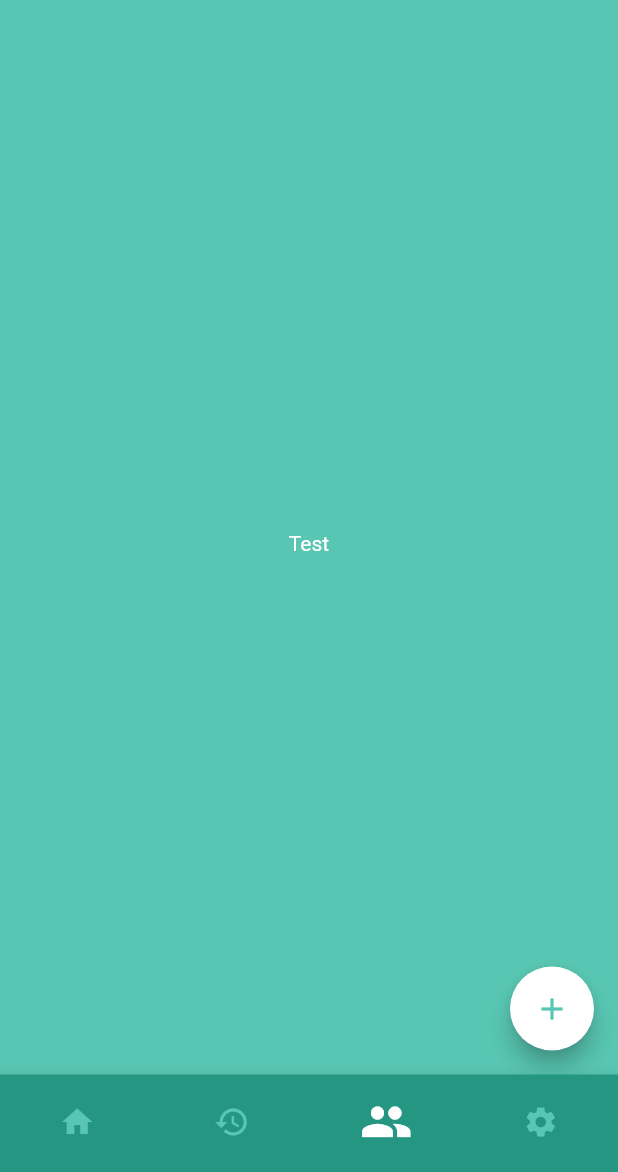
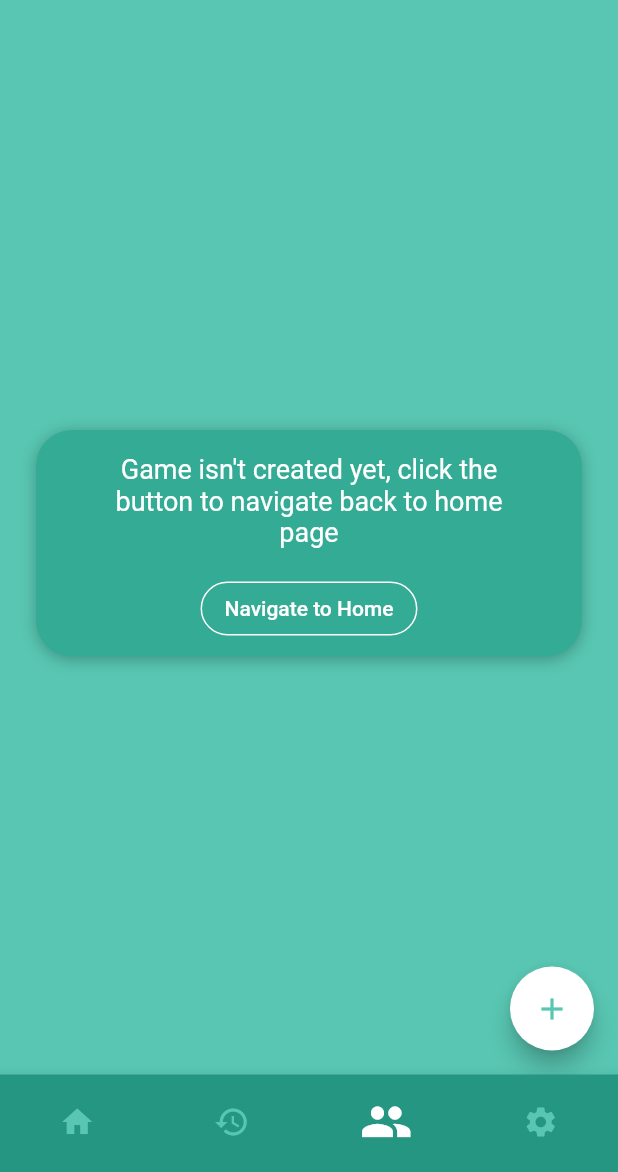
Before and after one commit to MarinJuricev/games_counter, a Flutter app: the screen it shows after launch, item 3 of the bottom bar chosen, on a phone screen of 412 x 824 dp, the part 64-1236 px from its top. Run offline on Flutter 3.47's test engine with Material 2 defaults, Android fonts, the phone set to English and light mode, and no system bars; our stand-ins replace bloc, dartz, equatable, flutter_bloc, get_it.

Commit message:
Refactors add_player_bloc to take in game_bloc and observe it's state so it can dispatch events depending on game_bloc state, adds bloc_test for easier bloc testing and refactors most of the bloc test suite

```diff
--- a/lib/main.dart
+++ b/lib/main.dart
@@ -3,7 +3,6 @@ import 'package:flutter/services.dart';
 import 'package:flutter_bloc/flutter_bloc.dart';
 
 import 'di.dart' as di;
-import 'di.dart';
 import 'presentation/bloc/game/game_bloc.dart';
 import 'presentation/pages/home_bottom_navigation_route.dart';
 
@@ -30,7 +29,7 @@ class MyApp extends StatelessWidget {
         errorColor: const Color(0xff00FFF0),
       ),
       home: BlocProvider(
-        create: (context) => sl<GameBloc>(),
+        create: (context) => di.sl<GameBloc>(),
         child: HomeBottomNavRoute()),
     );
   }
--- a/lib/presentation/bloc/add_player/add_player_event.dart
+++ b/lib/presentation/bloc/add_player/add_player_event.dart
@@ -4,17 +4,17 @@ abstract class AddPlayerEvent extends Equatable {
   const AddPlayerEvent();
 }
 
-class InitiatePlayerCreationEvent extends AddPlayerEvent{
+class InitiatePlayerCreationEvent extends AddPlayerEvent {
   @override
   List<Object> get props => [];
 }
 
-class CreatePlayerEvent extends AddPlayerEvent {
+class PlayerCreatedEvent extends AddPlayerEvent {
   final String playerName;
   final String points;
   final String bonusPoints;
 
-  CreatePlayerEvent({
+  PlayerCreatedEvent({
     @required this.playerName,
     @required this.points,
     @required this.bonusPoints,
@@ -23,3 +23,8 @@ class CreatePlayerEvent extends AddPlayerEvent {
   @override
   List<Object> get props => [playerName, points, bonusPoints];
 }
+
+class GameNotCreatedEvent extends AddPlayerEvent {
+  @override
+  List<Object> get props => [];
+}
--- a/lib/presentation/bloc/add_player/add_player_state.dart
+++ b/lib/presentation/bloc/add_player/add_player_state.dart
@@ -7,19 +7,19 @@ abstract class AddPlayerState extends Equatable {
   List<Object> get props => [];
 }
 
-class InitialState extends AddPlayerState {}
+class AddPlayerInitialState extends AddPlayerState {}
 
-class GameNotCreatedState extends AddPlayerState {}
+class AddPlayerGameNotCreatedState extends AddPlayerState {}
 
-class PlayerCreationStartedState extends AddPlayerState {}
+class AddPlayerCreationStartedState extends AddPlayerState {}
 
-class CreationFinishedState extends AddPlayerState {
+class AddPlayerCreationFinishedState extends AddPlayerState {
   final Player player;
 
-  CreationFinishedState({@required this.player});
+  AddPlayerCreationFinishedState({@required this.player});
 
   @override
   List<Object> get props => [player];
 }
 
-class ErrorState extends AddPlayerState {}
+class AddPlayerErrorState extends AddPlayerState {}
--- a/lib/presentation/bloc/game/game_bloc.dart
+++ b/lib/presentation/bloc/game/game_bloc.dart
@@ -40,7 +40,7 @@ class GameBloc extends Bloc<GameEvent, GameState> {
       if (numberEither.isLeft() ||
           pointsEither.isLeft() ||
           event.gameTitle.isEmpty) {
-        yield ErrorState(message: VALIDATION_ERROR);
+        yield GameErrorState(message: VALIDATION_ERROR);
       }
 
       final useCaseEither = await createGame(
@@ -58,7 +58,7 @@ class GameBloc extends Bloc<GameEvent, GameState> {
 Stream<GameState> _mapEitherErrorOrGameCreated(
     Either<Failure, Game> useCaseEither) async* {
   yield useCaseEither.fold(
-    (failure) => ErrorState(message: VALIDATION_ERROR),
+    (failure) => GameErrorState(message: VALIDATION_ERROR),
     (game) => GameCreatedState(game: game),
   );
 }
--- a/lib/presentation/bloc/game/game_state.dart
+++ b/lib/presentation/bloc/game/game_state.dart
@@ -18,10 +18,10 @@ class GameCreatedState extends GameState {
   List<Object> get props => [game];
 }
 
-class ErrorState extends GameState {
+class GameErrorState extends GameState {
   final String message;
 
-  ErrorState({@required this.message});
+  GameErrorState({@required this.message});
 
   @override
   List<Object> get props => [message];
--- a/lib/presentation/pages/add_players_page.dart
+++ b/lib/presentation/pages/add_players_page.dart
@@ -1,13 +1,31 @@
 import 'package:flutter/material.dart';
+import 'package:flutter_bloc/flutter_bloc.dart';
+import '../bloc/add_player/add_player_bloc.dart';
+import '../widgets/game_not_created.dart';
 
+import '../bloc/game/game_bloc.dart';
 import '../widgets/game_title.dart';
 
 class AddPlayersPage extends StatelessWidget {
   static const ROUTE_NAME = '/add-players';
   const AddPlayersPage({Key key}) : super(key: key);
 
-  Widget _buildAddPlayers() {
-    return Text('Test');
+  Widget _buildAddPlayersDependingOnGameCreationState() {
+    return BlocBuilder<GameBloc, GameState>(
+        builder: (context, state) {
+      if (state is GameInitialState) {
+        return GameNotCreated();
+      } else if (state is GameCreatedState) {
+        BlocBuilder<AddPlayerBloc, AddPlayerState>(builder: (context, state) {
+          return Center(
+            child: Text('Some Text ?'),
+          );
+        });
+
+        //   BlocBuilder<AddPlayerBloc, AddPlayerState>(
+        // builder: (BuildContext context, AddPlayerState state) {
+      }
+    });
   }
 
   @override
@@ -17,9 +35,7 @@ class AddPlayersPage extends StatelessWidget {
         children: <Widget>[
           GameTitle(gameTitle: 'Game title'),
           Expanded(
-            child: Center(
-              child: _buildAddPlayers(),
-            ),
+            child: _buildAddPlayersDependingOnGameCreationState(),
           ),
         ],
       ),
--- a/lib/presentation/pages/home_bottom_navigation_route.dart
+++ b/lib/presentation/pages/home_bottom_navigation_route.dart
@@ -15,7 +15,7 @@ class _HomeBottomNavRouteState extends State<HomeBottomNavRoute> {
   List<Widget> _bottomPages;
   int _selectedPageIndex = 0;
 
-  void _selectPage(int page) {
+  void selectPage(int page) {
     setState(() => _selectedPageIndex = page);
   }
 
@@ -38,7 +38,7 @@ class _HomeBottomNavRouteState extends State<HomeBottomNavRoute> {
         child: _bottomPages[_selectedPageIndex],
       ),
       bottomNavigationBar: BottomNavigationBar(
-        onTap: _selectPage,
+        onTap: selectPage,
         backgroundColor: Theme.of(context).primaryColor,
         unselectedItemColor: Theme.of(context).scaffoldBackgroundColor,
         selectedItemColor: Colors.white,
--- a/lib/presentation/pages/home_page.dart
+++ b/lib/presentation/pages/home_page.dart
@@ -22,7 +22,7 @@ class _HomePageState extends State<HomePage> {
           return Center(
             child: Text('Igra kreirana so hype, much wow'),
           );
-        } else if (state is ErrorState) {
+        } else if (state is GameErrorState) {
           return Center(
             child: Text('Erorr tebra, much wow'),
           );
--- /dev/null
+++ b/lib/presentation/widgets/game_not_created.dart
@@ -0,0 +1,52 @@
+import 'package:flutter/material.dart';
+
+class GameNotCreated extends StatelessWidget {
+  const GameNotCreated({
+    Key key,
+  }) : super(key: key);
+
+  @override
+  Widget build(BuildContext context) {
+    return Center(
+      child: Container(
+        margin: EdgeInsets.all(24),
+        decoration: BoxDecoration(
+            borderRadius: BorderRadius.circular(24),
+            color: Theme.of(context).accentColor,
+            boxShadow: [
+              BoxShadow(
+                  blurRadius: 8, color: Colors.black26, offset: Offset(0, 2))
+            ]),
+        child: Column(
+          mainAxisSize: MainAxisSize.min,
+          children: <Widget>[
+            Padding(
+              padding: const EdgeInsets.symmetric(vertical: 16, horizontal: 48),
+              child: Text(
+                'Game isn\'t created yet, click the button to navigate back to home page',
+                textAlign: TextAlign.center,
+                style: TextStyle(
+                  fontSize: 18,
+                ),
+              ),
+            ),
+            FlatButton(
+              child: Text(
+                'Navigate to Home',
+                style: TextStyle(fontSize: 14.0, color: Colors.white),
+              ),
+              onPressed: () {
+                //TODO actually implement this behaviour
+              },
+              shape: RoundedRectangleBorder(
+                borderRadius: BorderRadius.circular(18.0),
+                side: BorderSide(color: Colors.white),
+              ),
+            ),
+            SizedBox(height: 8),
+          ],
+        ),
+      ),
+    );
+  }
+}
--- a/pubspec.yaml
+++ b/pubspec.yaml
@@ -33,6 +33,8 @@ dev_dependencies:
   lint: ^1.1.1
   build_runner: ^1.7.3
   moor_generator: ^2.3.1
+  bloc_test: ^3.1.0
+
 
 flutter:
 
```
Also changed, not shown: lib/di.dart (+7 -2 lines), lib/presentation/bloc/add_player/add_player_bloc.dart (+26 -9 lines), pubspec.lock, 2 other files.
